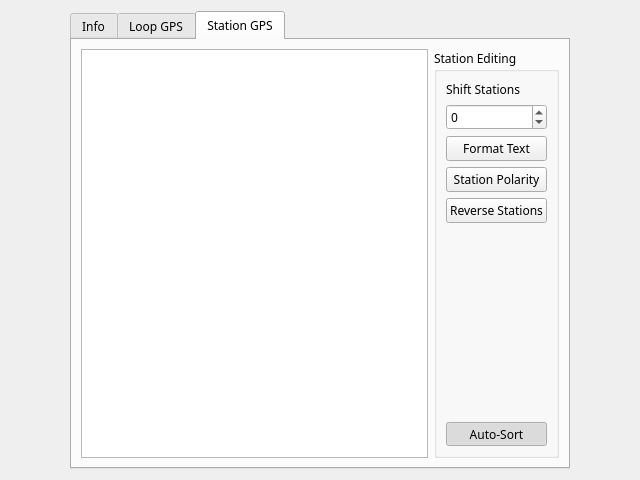
First picture: the form in src/qt_ui/pem_info_widget.ui, repository Eric-Meunier/Processor-Suite, before the edit.
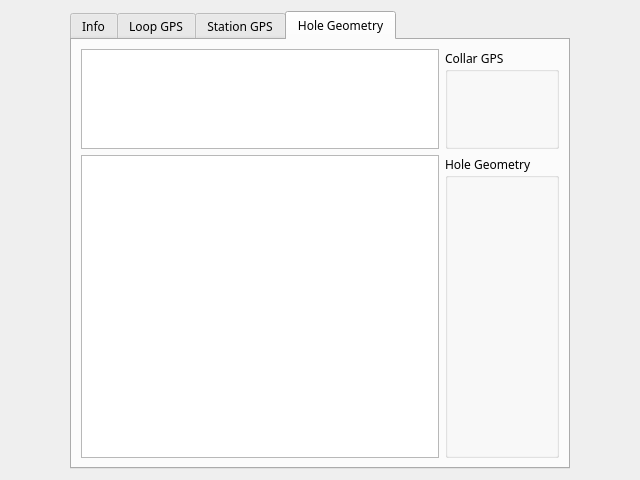
Second picture: the form after the edit.

Commit message: Borehole segment and collar info now works with PEMEditor.

```diff
--- a/src/qt_ui/pem_info_widget.ui
+++ b/src/qt_ui/pem_info_widget.ui
@@ -53,7 +53,7 @@
       <enum>QTabWidget::Rounded</enum>
      </property>
      <property name="currentIndex">
-      <number>2</number>
+      <number>3</number>
      </property>
      <widget class="QWidget" name="Info">
       <attribute name="title">
@@ -307,6 +307,71 @@
        </item>
       </layout>
      </widget>
+     <widget class="QWidget" name="Geometry_Tab">
+      <attribute name="title">
+       <string>Hole Geometry</string>
+      </attribute>
+      <layout class="QGridLayout" name="gridLayout_5">
+       <item row="1" column="0">
+        <widget class="QTableWidget" name="geometryTable">
+         <property name="selectionBehavior">
+          <enum>QAbstractItemView::SelectRows</enum>
+         </property>
+         <property name="showGrid">
+          <bool>false</bool>
+         </property>
+         <attribute name="horizontalHeaderHighlightSections">
+          <bool>false</bool>
+         </attribute>
+        </widget>
+       </item>
+       <item row="0" column="0">
+        <widget class="QTableWidget" name="collarGPSTable">
+         <property name="sizePolicy">
+          <sizepolicy hsizetype="Expanding" vsizetype="Minimum">
+           <horstretch>0</horstretch>
+           <verstretch>0</verstretch>
+          </sizepolicy>
+         </property>
+         <property name="minimumSize">
+          <size>
+           <width>0</width>
+           <height>70</height>
+          </size>
+         </property>
+         <property name="maximumSize">
+          <size>
+           <width>16777215</width>
+           <height>100</height>
+          </size>
+         </property>
+         <property name="selectionBehavior">
+          <enum>QAbstractItemView::SelectRows</enum>
+         </property>
+         <property name="showGrid">
+          <bool>false</bool>
+         </property>
+         <attribute name="horizontalHeaderHighlightSections">
+          <bool>false</bool>
+         </attribute>
+        </widget>
+       </item>
+       <item row="0" column="1">
+        <widget class="QGroupBox" name="collarGPSBox">
+         <property name="title">
+          <string>Collar GPS</string>
+         </property>
+        </widget>
+       </item>
+       <item row="1" column="1">
+        <widget class="QGroupBox" name="geometryTableBox">
+         <property name="title">
+          <string>Hole Geometry</string>
+         </property>
+        </widget>
+       </item>
+      </layout>
+     </widget>
     </widget>
    </item>
   </layout>
```
The commit also changes 6 other files.
